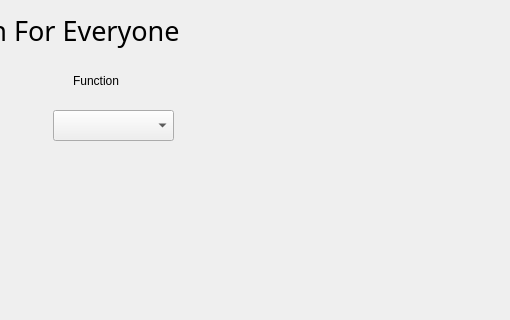
Qt form qt_designer.ui (Optimization-for-Everyone/OptimizationForEveryone) before a commit; both pictures show x 377 to 887 and y 0 to 320 of the 887 by 612 pixel window.
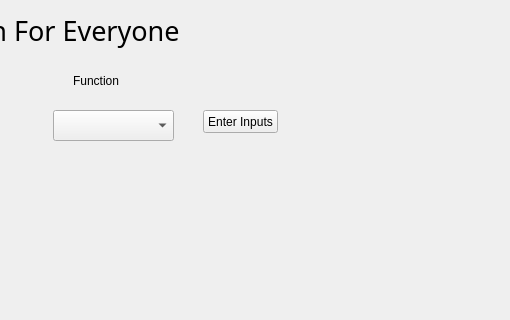
The same form after that commit. Custom widgets are drawn as their Qt base class.

Commit message: Input_Window_Added

```diff
--- a/qt_designer.ui
+++ b/qt_designer.ui
@@ -123,6 +123,19 @@
      <string>Optimization Algorthm</string>
     </property>
    </widget>
+   <widget class="QPushButton" name="inputButton">
+    <property name="geometry">
+     <rect>
+      <x>580</x>
+      <y>110</y>
+      <width>75</width>
+      <height>23</height>
+     </rect>
+    </property>
+    <property name="text">
+     <string>Enter Inputs</string>
+    </property>
+   </widget>
   </widget>
   <widget class="QMenuBar" name="menubar">
    <property name="geometry">
```
The commit also changes 2 other files.
